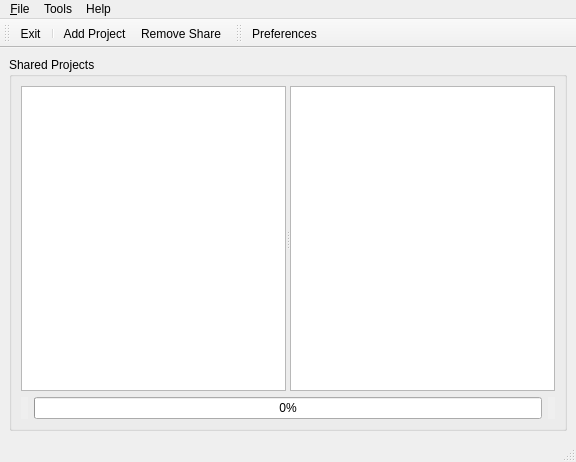
TheProjecter/music-collaborator, file MCMainWindow.ui: the form before one commit.
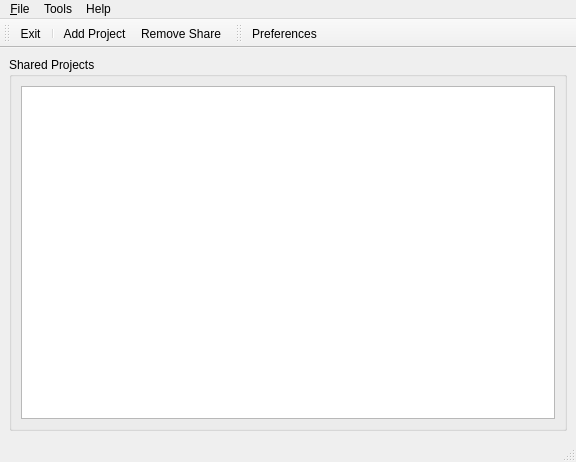
The form after the commit. Icons and pictures are not drawn.

Commit message: Repository model mostly working.

```diff
--- a/MCMainWindow.ui
+++ b/MCMainWindow.ui
@@ -32,35 +32,7 @@
       </property>
       <layout class="QVBoxLayout" name="verticalLayout">
        <item>
-        <widget class="QSplitter" name="splitter">
-         <property name="sizePolicy">
-          <sizepolicy hsizetype="Expanding" vsizetype="Preferred">
-           <horstretch>0</horstretch>
-           <verstretch>1</verstretch>
-          </sizepolicy>
-         </property>
-         <property name="orientation">
-          <enum>Qt::Horizontal</enum>
-         </property>
          <widget class="QTreeView" name="m_localRepositoryView">
-          <property name="styleSheet">
-           <string notr="true">selection-color: rgb(0, 0, 0);
-selection-background-color: rgb(254, 255, 220);</string>
-          </property>
-          <property name="iconSize">
-           <size>
-            <width>32</width>
-            <height>32</height>
-           </size>
-          </property>
-          <property name="animated">
-           <bool>true</bool>
-          </property>
-          <property name="allColumnsShowFocus">
-           <bool>true</bool>
-          </property>
-         </widget>
-         <widget class="QTreeView" name="m_remoteRepositoryView">
           <property name="alternatingRowColors">
            <bool>true</bool>
           </property>
@@ -77,71 +49,6 @@
            <bool>true</bool>
           </property>
          </widget>
-        </widget>
-       </item>
-       <item>
-        <layout class="QHBoxLayout" name="horizontalLayout">
-         <item>
-          <widget class="QLabel" name="label">
-           <property name="maximumSize">
-            <size>
-             <width>24</width>
-             <height>24</height>
-            </size>
-           </property>
-           <property name="autoFillBackground">
-            <bool>true</bool>
-           </property>
-           <property name="text">
-            <string/>
-           </property>
-           <property name="pixmap">
-            <pixmap>:/Icons/repository-local</pixmap>
-           </property>
-           <property name="scaledContents">
-            <bool>true</bool>
-           </property>
-           <property name="textInteractionFlags">
-            <set>Qt::TextSelectableByMouse</set>
-           </property>
-          </widget>
-         </item>
-         <item>
-          <widget class="QProgressBar" name="progressBar">
-           <property name="value">
-            <number>0</number>
-           </property>
-           <property name="invertedAppearance">
-            <bool>false</bool>
-           </property>
-          </widget>
-         </item>
-         <item>
-          <widget class="QLabel" name="label_4">
-           <property name="maximumSize">
-            <size>
-             <width>24</width>
-             <height>24</height>
-            </size>
-           </property>
-           <property name="autoFillBackground">
-            <bool>true</bool>
-           </property>
-           <property name="text">
-            <string/>
-           </property>
-           <property name="pixmap">
-            <pixmap>:/Icons/repository-remote</pixmap>
-           </property>
-           <property name="scaledContents">
-            <bool>true</bool>
-           </property>
-           <property name="textInteractionFlags">
-            <set>Qt::TextSelectableByMouse</set>
-           </property>
-          </widget>
-         </item>
-        </layout>
        </item>
       </layout>
      </widget>
```
Left out of the diff: 16 changed lines with no effect on the pictures. Lines whose indentation alone changed are shown as unchanged. The commit also changes 3 other files.
